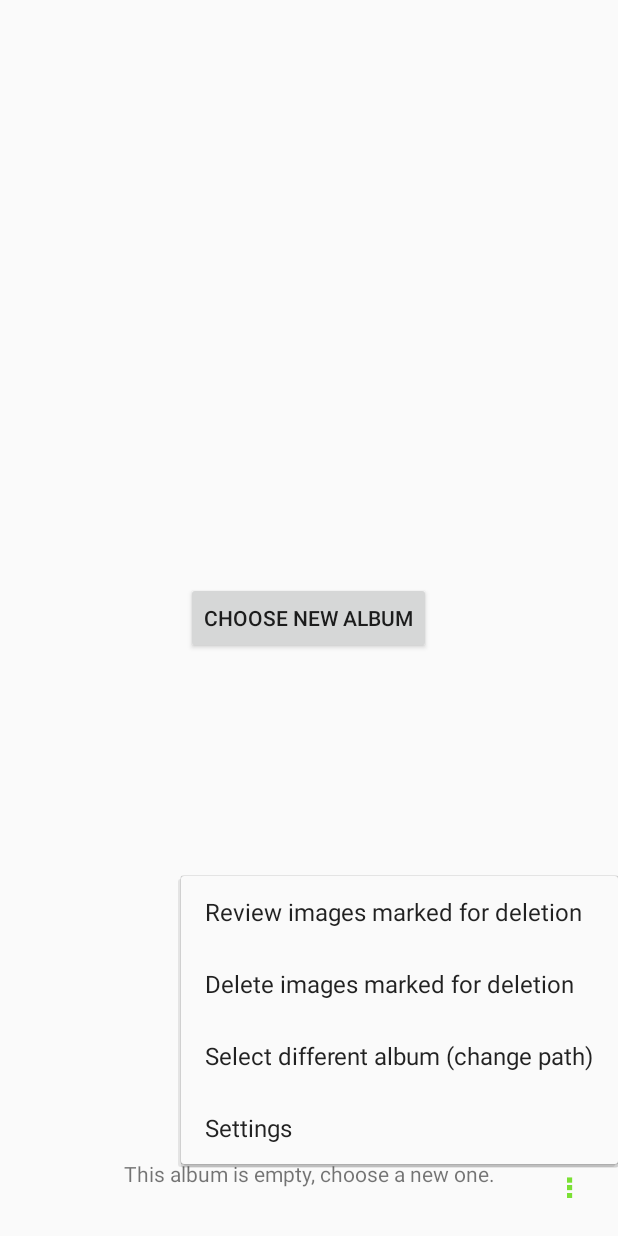
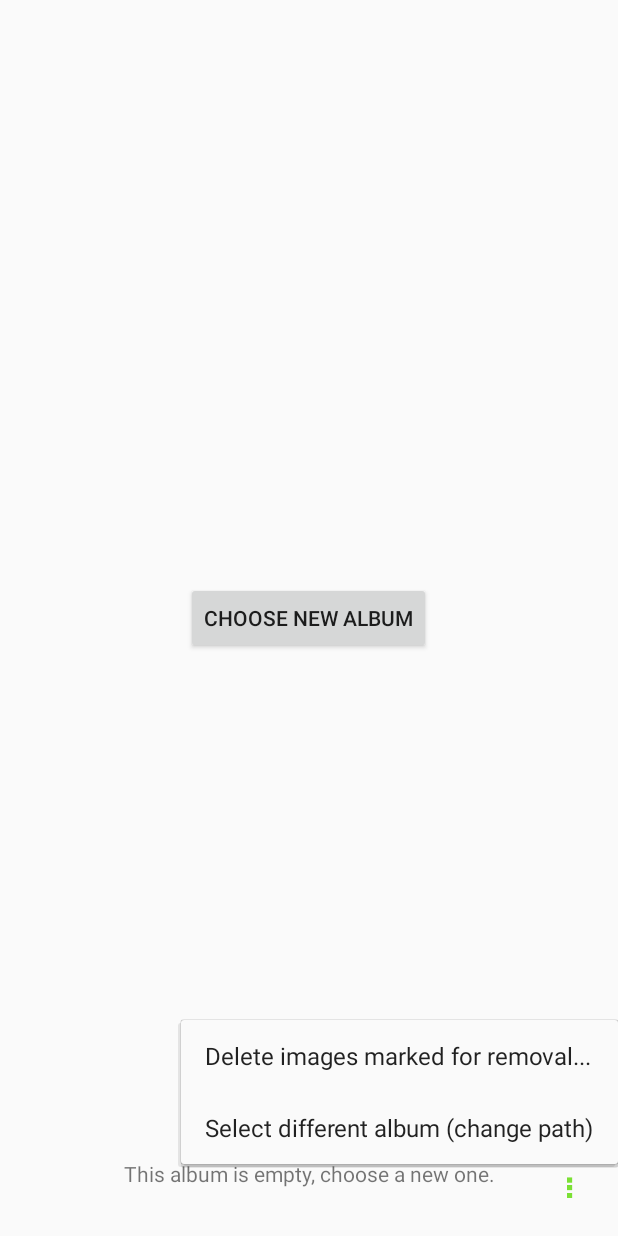
Before and after one commit to nicolasbrailo/TrippingSdCardPhotoManager, an Android app: the PhotoView screen opened directly, with no data from a screen before it, after a tap on an icon or button, on a phone screen of 412 x 824 dp. Run offline under Robolectric (Android 15) with nearby library versions, the phone set to English and light mode, and no system bars; 5 statements that could not run were skipped.

Commit message:
Adding mark-for-delete view

```diff
--- a/app/src/main/res/menu/menu_photo_view.xml
+++ b/app/src/main/res/menu/menu_photo_view.xml
@@ -1,18 +1,16 @@
 <menu xmlns:android="http://schemas.android.com/apk/res/android"
-    xmlns:app="http://schemas.android.com/apk/res-auto"
     xmlns:tools="http://schemas.android.com/tools"
     tools:context="com.nico.trippingsdcardphotomanager.PhotoView">
 
-    <item android:id="@+id/action_settings" android:title="@string/action_settings"
-        android:orderInCategory="100" app:showAsAction="never" />
+    <item android:id="@+id/review_images_marked_for_deletion"
+          android:title="@string/menu_review_and_delete_pics"
+          android:visible="true" />
 
-    <item android:id="@+id/review_images_marked_for_deletion"
-          android:title="Review images marked for deletion" />
-
-    <item android:id="@+id/confirm_images_deletion"
-        android:title="Delete images marked for deletion" />
+    <item android:id="@+id/stop_reviewing_images_marked_for_deletion"
+        android:title="@string/menu_stop_reviewing_images_marked_for_deletion"
+        android:visible="false" />
 
     <item android:id="@+id/choose_another_album"
-        android:title="Select different album (change path)" />
+        android:title="@string/menu_choose_different_path" />
 
 </menu>
--- a/app/src/main/res/values/strings.xml
+++ b/app/src/main/res/values/strings.xml
@@ -17,5 +17,9 @@
     <string name="photo_viewer_alt_tag">Picture preview</string>
     <string name="status_album_has_no_pictures_to_show">No pictures to show</string>
     <string name="status_no_pictures_marked_for_deletion">No pictures marked for deletion.</string>
+    <string name="menu_review_and_delete_pics">Delete images marked for removal...</string>
+    <string name="menu_choose_different_path">Select different album (change path)</string>
+    <string name="menu_stop_reviewing_images_marked_for_deletion">View complete album</string>
+    <string name="status_viewing_full_album">You are now viewing the full album</string>
 
 </resources>
```
Also changed, not shown: app/src/main/java/com/nico/trippingsdcardphotomanager/PhotoView.java (+21 -4 lines), app/src/main/java/com/nico/trippingsdcardphotomanager/PhotoViewFragment.java (+13 -1 lines), app/src/main/res/menu/menu_dir_select.xml (+2 -5 lines).
